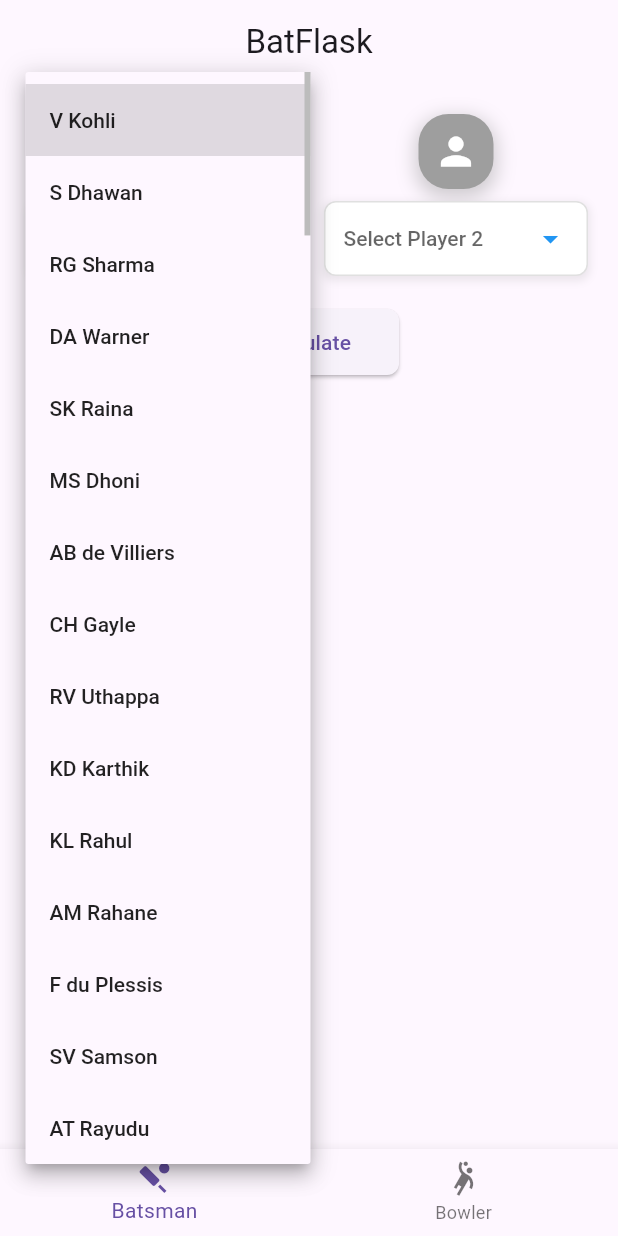
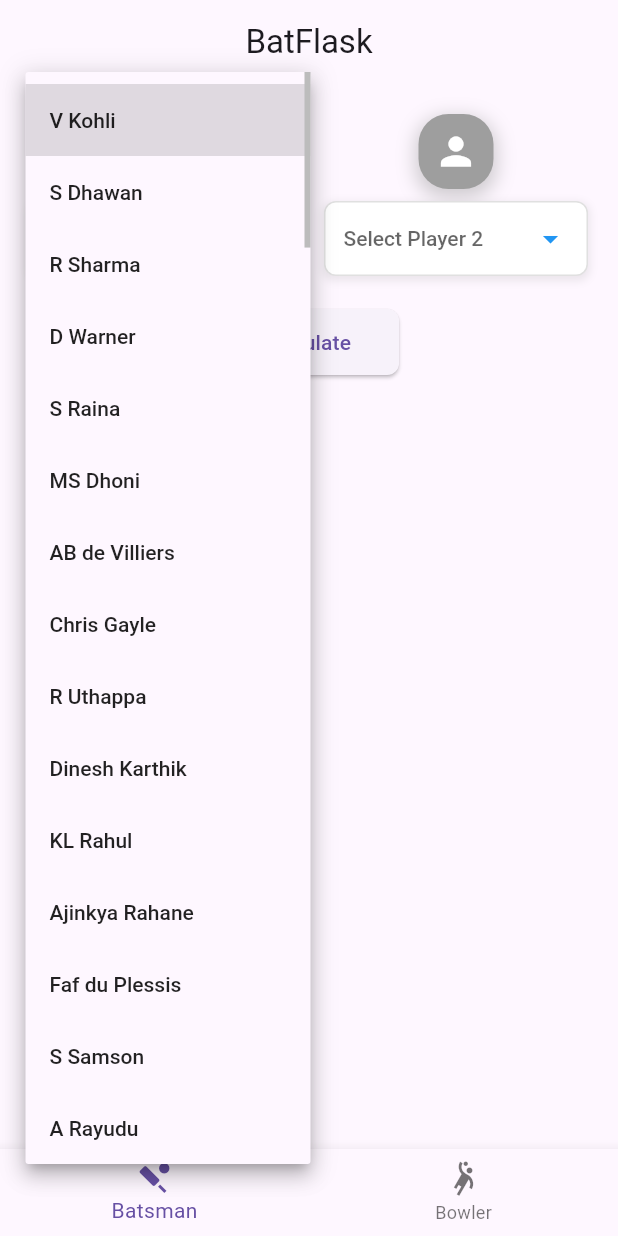
Before and after one commit to aarsh-hadap19/Ipl-comparator, a Flutter app: the screen it shows after launch, after a tap on "Select Player 1", on a phone screen of 412 x 824 dp. Run offline on Flutter 3.47's test engine with Material 3 defaults, Android fonts, the phone set to English and light mode, and no system bars; our stand-ins replace firebase_core; accounts and stored records are empty.

Commit message:
code updated and removed redundancy

```diff
--- a/lib/screens/batsmanScreen.dart
+++ b/lib/screens/batsmanScreen.dart
@@ -19,108 +19,31 @@ class _BatsmanScreenState extends State<BatsmanScreen> {
   Map<String, dynamic>? _statsPlayer2;
 
   final List<String> _players = [
-    'V Kohli',
-    'S Dhawan',
-    'RG Sharma',
-    'DA Warner',
-    'SK Raina',
-    'MS Dhoni',
-    'AB de Villiers',
-    'CH Gayle',
-    'RV Uthappa',
-    'KD Karthik',
-    'KL Rahul',
-    'AM Rahane',
-    'F du Plessis',
-    'SV Samson',
-    'AT Rayudu',
-    'SR Watson',
-    'MK Pandey',
-    'SA Yadav',
-    'JC Buttler',
-    'KA Pollard',
-    'RR Pant',
-    'Shubman Gill',
-    'Q de Kock',
-    'SS Iyer',
-    'RA Jadeja',
-    'WP Saha',
-    'DA Miller',
-    'GJ Maxwell',
-    'MA Agarwal',
-    'Ishan Kishan',
-    'N Rana',
-    'M Vijay',
-    'HH Pandya',
-    'SPD Smith',
-    'AD Russell',
-    'RD Gaikwad',
-    'RA Tripathi',
-    'KS Williamson',
-    'AJ Finch',
-    'PP Shaw',
-    'MP Stoinis',
-    'N Pooran',
-    'Mandeep Singh',
-    'AR Patel',
-    'KH Pandya',
-    'YBK Jaiswal',
-    'JM Bairstow',
-    'DJ Bravo',
-    'D Padikkal',
-    'SP Narine',
-    'S Dube',
-    'KK Nair',
-    'SS Tiwary',
-    'DJ Hooda',
-    'EJG Morgan',
-    'Abhishek Sharma',
-    'CA Lynn',
-    'VR Iyer',
-    'SO Hetmyer',
-    'KM Jadhav',
-    'R Parag',
-    'MM Ali',
-    'NT Tilak Varma',
-    'V Shankar',
-    'M Vohra',
-    'B Sai Sudharsan',
-    'R Tewatia',
-    'MC Henriques',
-    'AK Markram',
-    'H Klaasen',
-    'LS Livingstone',
-    'BA Stokes',
-    'DP Conway',
-    'RK Singh',
-    'SM Curran',
-    'Harbhajan Singh',
-    'R Ashwin',
-    'RM Patidar',
-    'Shakib Al Hasan',
-    'TM Head',
-    'Prabhsimran Singh',
-    'JM Sharma',
-    'C Green',
-    'MR Marsh',
-    'TH David',
-    'E Lewis',
-    'PD Salt',
-    'A Badoni',
-    'PP Chawla',
-    'CH Morris',
-    'JJ Roy',
-    'SN Khan',
-    'Abdul Samad',
-    'M Shahrukh Khan',
-    'Rashid Khan',
-    'Shahbaz Ahmed',
-    'MK Lomror',
-    'PJ Cummins',
-    'Gurkeerat Singh',
-    'SW Billings',
-    'RR Rossouw'
+    "V Kohli", "S Dhawan", "R Sharma", "D Warner", "S Raina", "MS Dhoni",
+    "AB de Villiers", "Chris Gayle", "R Uthappa", "Dinesh Karthik",
+    "KL Rahul", "Ajinkya Rahane", "Faf du Plessis", "S Samson",
+    "A Rayudu", "Shane Watson", "Manish Pandey", "Surya Kumar Yadav",
+    "Jos Buttler", "K Pollard", "R Pant", "Shubman Gill",
+    "Q de Kock", "S Iyer", "R Jadeja", "W Saha", "David Miller",
+    "Glenn Maxwell", "M Agarwal", "Ishan Kishan", "N Rana",
+    "M Vijay", "H Pandya", "S Smith", "Andre Russell",
+    "R Gaikwad", "R Tripathi", "Kane Williamson", "Aaron Finch",
+    "P Shaw", "M Stoinis", "N Pooran", "Mandeep Singh",
+    "Axar Patel", "Krunal Pandya", "Y Jaiswal", "J Bairstow",
+    "DJ Bravo", "D Padikkal", "Sunil Narine", "S Dube",
+    "K Nair", "S Tiwary", "D Hooda", "Eoin Morgan",
+    "Abhishek Sharma", "Chris Lynn", "V Iyer", "S Hetmyer",
+    "Kedar Jadhav", "R Parag", "Moen Ali", "Tilak Varma",
+    "V Shankar", "M Vohra", "B Sai Sudharsan", "R Tewatia",
+    "M Henriques", "A Markram", "H Klaasen", "L Livingstone",
+    "B Stokes", "D Conway", "Rinku Singh", "Sam Curran",
+    "Harbhajan Singh", "R Ashwin", "R Patidar", "Shakib Al Hasan",
+    "Travis Head", "Prabhsimran Singh", "J Sharma", "C Green",
+    "M Marsh", "Tim David", "E Lewis", "P Salt",
+    "A Badoni", "Piyush Chawla", "Chris Morris", "J Roy",
+    "SN Khan", "Abdul Samad", "Shahrukh Khan"
   ];
+
 
   Future<void> fetchPlayerStatsWrapper(String playerName, bool isPlayer1) async {
     final stats = await fetchPlayerStats(playerName); // Call service function
```
